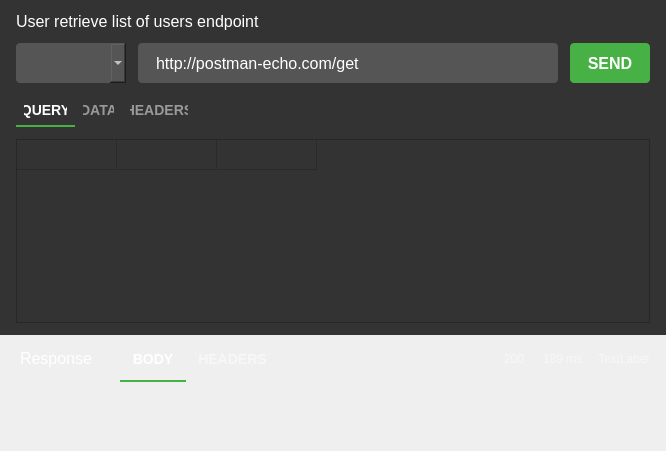
This is Widgets/endpointdetailwidget.ui in ivanmaslyuk/RestTester as Qt 5 draws it before an edit. The edited form follows.
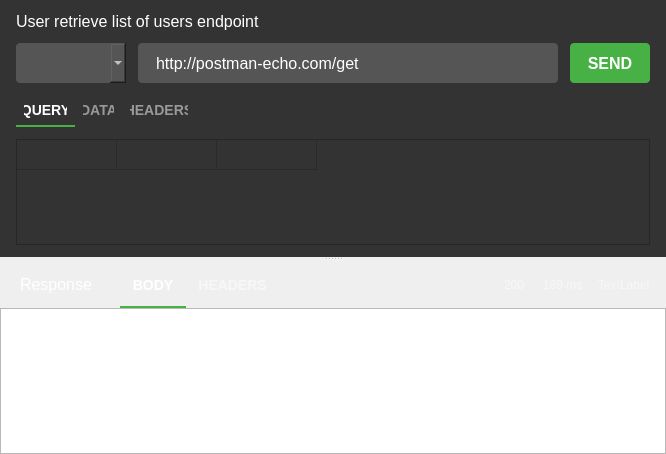
This is the edited form. Custom widgets are drawn as their Qt base class.

Commit message: Add splitter to endpoint view

Diff of the .ui file:
```diff
--- a/Widgets/endpointdetailwidget.ui
+++ b/Widgets/endpointdetailwidget.ui
@@ -7,7 +7,7 @@
     <x>0</x>
     <y>0</y>
     <width>666</width>
-    <height>451</height>
+    <height>454</height>
    </rect>
   </property>
   <property name="windowTitle">
@@ -33,6 +33,13 @@
     <number>0</number>
    </property>
    <item>
+    <widget class="QSplitter" name="splitter">
+     <property name="orientation">
+      <enum>Qt::Vertical</enum>
+     </property>
+     <property name="childrenCollapsible">
+      <bool>false</bool>
+     </property>
     <widget class="QWidget" name="endPointDetailArea" native="true">
      <property name="sizePolicy">
       <sizepolicy hsizetype="Preferred" vsizetype="MinimumExpanding">
@@ -150,7 +157,8 @@
 padding-left: 16px;
 padding-right: 16px;
 border-radius: 4px;
-color: white;</string>
+color: white;
+selection-background-color: rgba(255, 255, 255, 0.2);</string>
           </property>
           <property name="text">
            <string>http://postman-echo.com/get</string>
@@ -225,6 +233,18 @@
           <verstretch>0</verstretch>
          </sizepolicy>
         </property>
+         <property name="minimumSize">
+          <size>
+           <width>0</width>
+           <height>150</height>
+          </size>
+         </property>
+         <property name="baseSize">
+          <size>
+           <width>0</width>
+           <height>0</height>
+          </size>
+         </property>
         <property name="styleSheet">
          <string notr="true">QTabBar::tab {
 	background: transparent;
@@ -301,7 +321,7 @@
           <item>
            <widget class="ParamsTable" name="paramsTable">
             <property name="sizePolicy">
-             <sizepolicy hsizetype="Preferred" vsizetype="MinimumExpanding">
+              <sizepolicy hsizetype="Preferred" vsizetype="Ignored">
               <horstretch>0</horstretch>
               <verstretch>0</verstretch>
              </sizepolicy>
@@ -415,7 +435,7 @@
           <item>
            <widget class="RequestDataInputWidget" name="requestDataWidget" native="true">
             <property name="sizePolicy">
-             <sizepolicy hsizetype="Preferred" vsizetype="MinimumExpanding">
+              <sizepolicy hsizetype="Preferred" vsizetype="Ignored">
               <horstretch>0</horstretch>
               <verstretch>0</verstretch>
              </sizepolicy>
@@ -447,7 +467,7 @@
           <item>
            <widget class="ParamsTable" name="headersTable">
             <property name="sizePolicy">
-             <sizepolicy hsizetype="Preferred" vsizetype="MinimumExpanding">
+              <sizepolicy hsizetype="Preferred" vsizetype="Ignored">
               <horstretch>0</horstretch>
               <verstretch>0</verstretch>
              </sizepolicy>
@@ -484,8 +504,6 @@
       </item>
      </layout>
     </widget>
-   </item>
-   <item>
     <widget class="QWidget" name="verticalWidget" native="true">
      <property name="sizePolicy">
       <sizepolicy hsizetype="Preferred" vsizetype="Expanding">
@@ -644,17 +662,7 @@
          </sizepolicy>
         </property>
         <property name="styleSheet">
-         <string notr="true">QTextEdit {
-    color: white;
-	border: none;
-	font-style: monospace;
-	font-size: 12px;
-	margin: 0;
-	padding: 0;
-	background-color: transparent;
-	font-family: &quot;Consolas&quot;;
-}
-</string>
+          <string notr="true"/>
         </property>
         <property name="horizontalScrollBarPolicy">
          <enum>Qt::ScrollBarAsNeeded</enum>
@@ -668,6 +676,7 @@
        </widget>
       </item>
      </layout>
+     </widget>
     </widget>
    </item>
   </layout>
```
Lines whose indentation alone changed are shown as unchanged. The commit also changes 2 other files.
